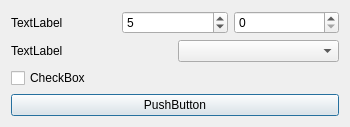
The window that componentProcessor.ui (scadl/PSX_Toolbox) describes before a commit, drawn with Qt 5.
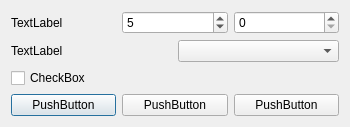
The same window after the commit.

Commit message: Workin auto mesh tx mesh build, WIP ComProc buttons

Patch:
```diff
--- a/componentProcessor.ui
+++ b/componentProcessor.ui
@@ -14,40 +14,6 @@
    <string>Dialog</string>
   </property>
   <layout class="QGridLayout" name="gridLayout_2">
-   <item row="6" column="0">
-    <widget class="QPushButton" name="pushButton">
-     <property name="sizePolicy">
-      <sizepolicy hsizetype="Expanding" vsizetype="Expanding">
-       <horstretch>0</horstretch>
-       <verstretch>0</verstretch>
-      </sizepolicy>
-     </property>
-     <property name="text">
-      <string>PushButton</string>
-     </property>
-    </widget>
-   </item>
-   <item row="5" column="0">
-    <widget class="QCheckBox" name="checkBox">
-     <property name="text">
-      <string>CheckBox</string>
-     </property>
-    </widget>
-   </item>
-   <item row="3" column="0">
-    <layout class="QHBoxLayout" name="horizontalLayout_2">
-     <item>
-      <widget class="QLabel" name="label_2">
-       <property name="text">
-        <string>TextLabel</string>
-       </property>
-      </widget>
-     </item>
-     <item>
-      <widget class="QComboBox" name="comboBox"/>
-     </item>
-    </layout>
-   </item>
    <item row="0" column="0">
     <layout class="QHBoxLayout" name="horizontalLayout">
      <property name="sizeConstraint">
@@ -78,6 +44,70 @@
      </item>
     </layout>
    </item>
+   <item row="3" column="0">
+    <layout class="QHBoxLayout" name="horizontalLayout_2">
+     <item>
+      <widget class="QLabel" name="label_2">
+       <property name="text">
+        <string>TextLabel</string>
+       </property>
+      </widget>
+     </item>
+     <item>
+      <widget class="QComboBox" name="comboBox"/>
+     </item>
+    </layout>
+   </item>
+   <item row="5" column="0">
+    <widget class="QCheckBox" name="checkBox">
+     <property name="text">
+      <string>CheckBox</string>
+     </property>
+    </widget>
+   </item>
+   <item row="6" column="0">
+    <layout class="QHBoxLayout" name="horizontalLayout_3">
+     <item>
+      <widget class="QPushButton" name="pushButton">
+       <property name="sizePolicy">
+        <sizepolicy hsizetype="Expanding" vsizetype="Expanding">
+         <horstretch>0</horstretch>
+         <verstretch>0</verstretch>
+        </sizepolicy>
+       </property>
+       <property name="text">
+        <string>PushButton</string>
+       </property>
+      </widget>
+     </item>
+     <item>
+      <widget class="QPushButton" name="pushButton_2">
+       <property name="sizePolicy">
+        <sizepolicy hsizetype="Expanding" vsizetype="Expanding">
+         <horstretch>0</horstretch>
+         <verstretch>0</verstretch>
+        </sizepolicy>
+       </property>
+       <property name="text">
+        <string>PushButton</string>
+       </property>
+      </widget>
+     </item>
+     <item>
+      <widget class="QPushButton" name="pushButton_3">
+       <property name="sizePolicy">
+        <sizepolicy hsizetype="Expanding" vsizetype="Expanding">
+         <horstretch>0</horstretch>
+         <verstretch>0</verstretch>
+        </sizepolicy>
+       </property>
+       <property name="text">
+        <string>PushButton</string>
+       </property>
+      </widget>
+     </item>
+    </layout>
+   </item>
   </layout>
  </widget>
  <resources/>
```
The commit also changes 4 other files.
